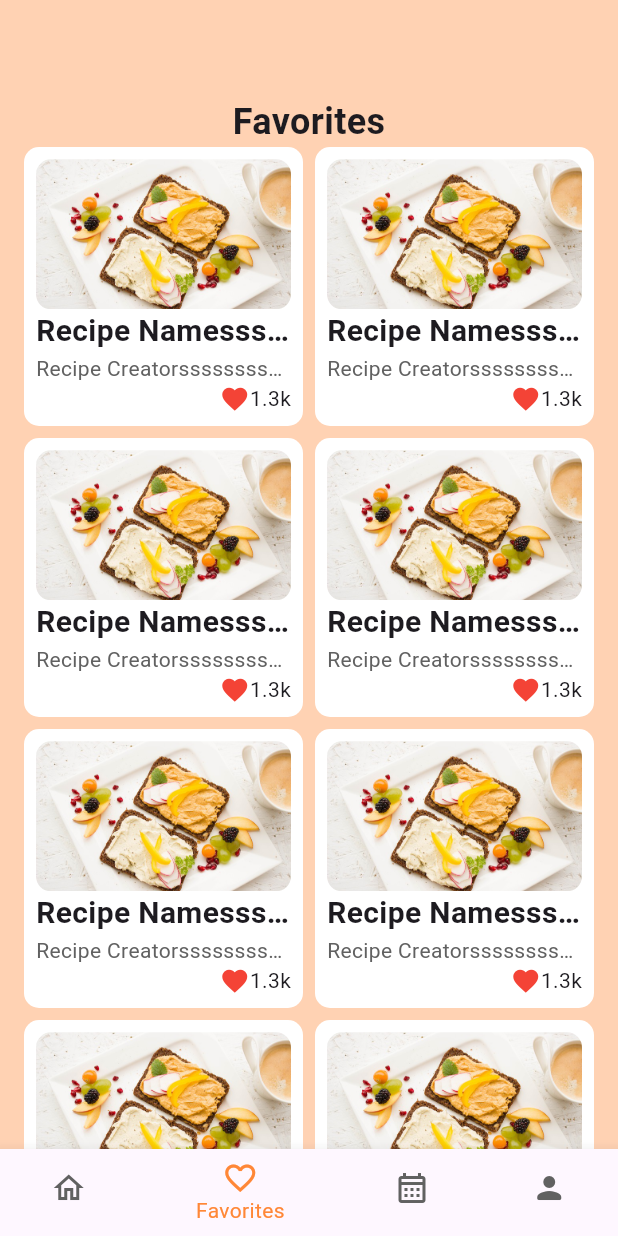
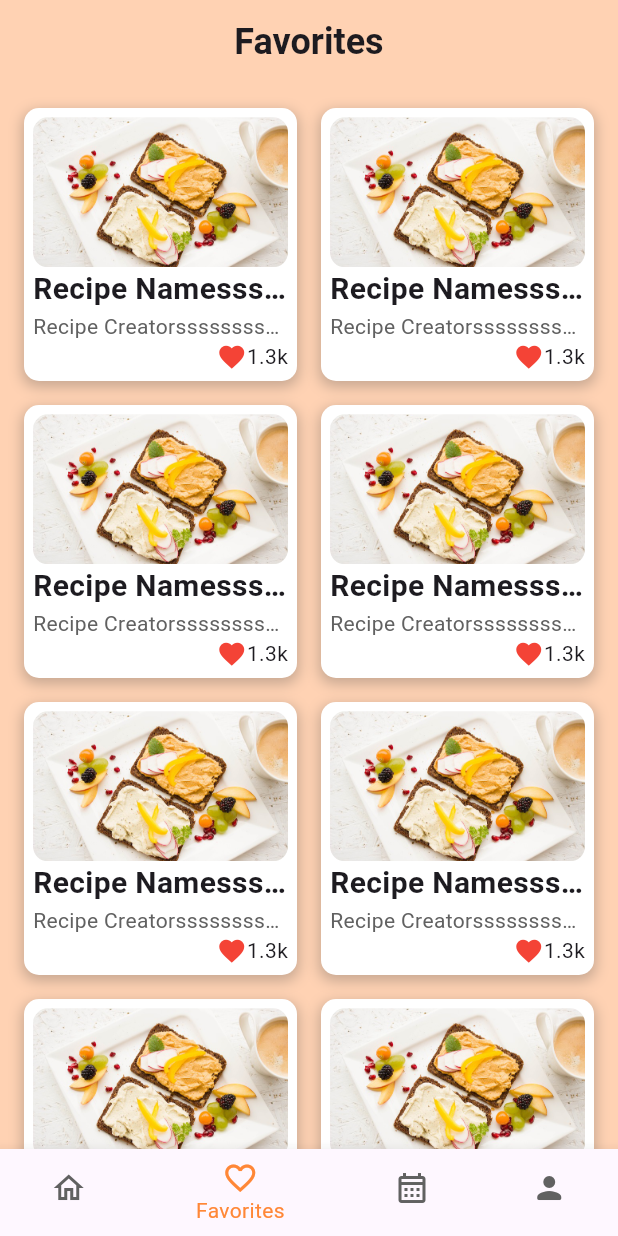
Before and after one commit to PypaertSybrin/app-eindopdracht, a Flutter app: the screen it shows after launch, item 2 of the bottom bar chosen, on a phone screen of 412 x 824 dp. Run offline on Flutter 3.47's test engine with Material 3 defaults, Android fonts, the phone set to English and light mode, and no system bars.

Commit message:
feat: added route profile

```diff
--- a/tastytrade/lib/routes/bottom_navigator.dart
+++ b/tastytrade/lib/routes/bottom_navigator.dart
@@ -17,6 +17,7 @@ class BottomNavigator extends StatefulWidget {
 
 class _BottomNavigatorState extends State<BottomNavigator> {
   int _selectedIndex = 0;
+  String title = 'TastyTrade';
 
   final List<Widget> _widgetOptions = <Widget>[
     const Home(),
@@ -28,15 +29,41 @@ class _BottomNavigatorState extends State<BottomNavigator> {
   void _onItemTapped(int index) {
     setState(() {
       _selectedIndex = index;
-      // index == 2 ? title = 'Settings' : title = 'Write_';
+      index == 1
+          ? title = 'Favorites'
+          : index == 2
+              ? title = 'Planning'
+              : index == 3
+                  ? title = 'Profile'
+                  : title = 'TastyTrade';
     });
   }
 
   @override
   Widget build(BuildContext context) {
     return Scaffold(
+      appBar: _selectedIndex != 3
+          ? AppBar(
+              title: Center(
+                  child: Text(title,
+                      style: const TextStyle(
+                          fontSize: 24, fontWeight: FontWeight.bold))),
               backgroundColor: const Color(0xFFFFD2B3),
-      bottomNavigationBar: BottomNavigationBar(
+            )
+          : null,
+      floatingActionButton: _selectedIndex == 3
+          ? FloatingActionButton(
+              onPressed: () {},
+              backgroundColor: const Color(0xFFFF8737),
+              child: const Icon(Icons.add),
+            )
+          : null,
+      backgroundColor: const Color(0xFFFFD2B3),
+      bottomNavigationBar: Theme(
+        data: ThemeData(
+          splashColor: Colors.transparent,
+        ),
+        child: BottomNavigationBar(
           backgroundColor: Colors.white,
           selectedItemColor: const Color(0xFFFF8737),
           unselectedItemColor: Colors.grey[700],
@@ -61,6 +88,7 @@ class _BottomNavigatorState extends State<BottomNavigator> {
             ),
           ],
         ),
+      ),
       body: _widgetOptions.elementAt(_selectedIndex),
     );
   }
--- a/tastytrade/lib/routes/favorites.dart
+++ b/tastytrade/lib/routes/favorites.dart
@@ -7,19 +7,12 @@ class Favorites extends StatelessWidget {
   const Favorites({Key? key}) : super(key: key);
   @override
   Widget build(BuildContext context) {
-    return Padding(
-      padding: const EdgeInsets.only(top: 64, left: 16, right: 16),
-      child: Column(
-        children: [
-          const Center(
-              child: Text('Favorites',
-                  style: TextStyle(fontSize: 24, fontWeight: FontWeight.bold))),
-          Expanded(
-            child: GridView.builder(
+    return GridView.builder(
+      padding: const EdgeInsets.all(16),
       gridDelegate: const SliverGridDelegateWithFixedCrossAxisCount(
         crossAxisCount: 2, // Set the number of columns here
-                crossAxisSpacing: 8.0, // Set the spacing between columns
-                mainAxisSpacing: 8.0, // Set the spacing between rows
+        crossAxisSpacing: 16.0, // Set the spacing between columns
+        mainAxisSpacing: 16.0, // Set the spacing between rows
       ),
       itemCount: 10,
       addAutomaticKeepAlives: false,
@@ -32,10 +25,6 @@ class Favorites extends StatelessWidget {
           recipeCreator: 'Recipe Creatorssssssssssssssssss',
         );
       },
-            ),
-          ),
-        ],
-      ),
     );
   }
 }
--- a/tastytrade/lib/widgets/recipe.dart
+++ b/tastytrade/lib/widgets/recipe.dart
@@ -21,11 +21,19 @@ class Recipe extends StatelessWidget {
       decoration: BoxDecoration(
         borderRadius: BorderRadius.circular(10.0),
         color: Colors.white,
+        boxShadow: [
+          BoxShadow(
+            color: const Color.fromARGB(255, 68, 68, 68).withOpacity(0.30),
+            spreadRadius: 1,
+            blurRadius: 7,
+            offset: const Offset(0, 3), // changes position of shadow
+          ),
+        ],
       ),
       child: InkWell(
         onTap: () {},
         child: Padding(
-          padding: const EdgeInsets.all(8.0),
+          padding: const EdgeInsets.all(6.0),
           child: Column(
             mainAxisAlignment: MainAxisAlignment.spaceEvenly,
             crossAxisAlignment: CrossAxisAlignment.start,
```
Also changed, not shown: tastytrade/lib/routes/home.dart (+7 -5 lines), tastytrade/lib/routes/planned.dart (+8 -15 lines), tastytrade/lib/routes/profile.dart (+90 -2 lines), tastytrade/lib/widgets/category.dart (+8 -0 lines), tastytrade/lib/widgets/recipe_planned.dart (+8 -0 lines). Lines whose indentation alone changed are shown as unchanged.
